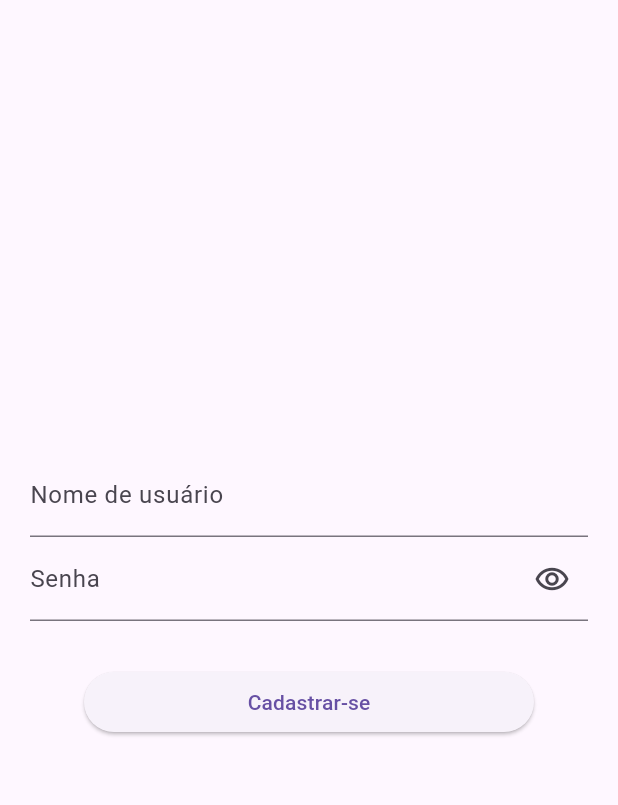
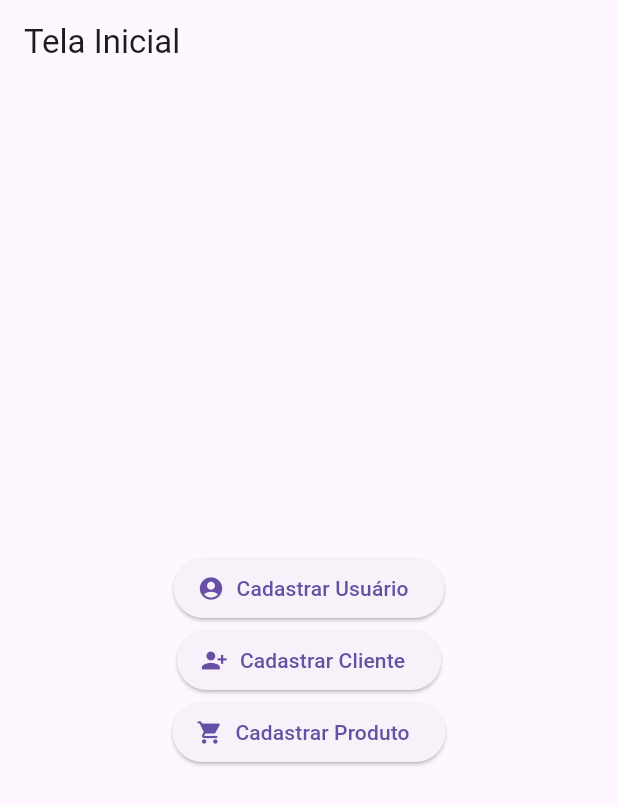
Before and after one commit to eduardo-evaristo/forcadevenda, a Flutter app: the screen it shows after launch, on a phone screen of 412 x 824 dp. Shown: the top 805 px of the screen. Run offline on Flutter 3.47's test engine with Material 3 defaults, Android fonts, the phone set to English and light mode, and no system bars.

Commit message:
refactor: change app layout

```diff
--- a/lib/main.dart
+++ b/lib/main.dart
@@ -1,4 +1,8 @@
 import 'package:flutter/material.dart';
+import 'package:projeto/cadastroClienteListScreen.dart';
+import 'package:projeto/cadastroClienteScreen.dart';
+import 'package:projeto/cadastroProdutoScreen.dart';
+import 'package:projeto/cadastroUsuarioListScreen.dart';
 import 'package:projeto/cadastroUsuarioScreen.dart';
 
 void main() {
@@ -10,6 +14,48 @@ class MainApp extends StatelessWidget {
 
   @override
   Widget build(BuildContext context) {
-    return const MaterialApp(home: Cadastrousuarioscreen());
+    return MaterialApp(
+      title: 'Cadastro App',
+      initialRoute: '/',
+      routes: {
+        '/': (context) => const HomeScreen(),
+        '/usuarios': (context) => const CadastroUsuarioListScreen(),
+        '/clientes': (context) => const CadastroClienteListScreen(),
+        '/produtos': (context) => const CadastroProdutoScreen(),
+      },
+    );
   }
 }
+
+class HomeScreen extends StatelessWidget {
+  const HomeScreen({super.key});
+
+  @override
+  Widget build(BuildContext context) {
+    return Scaffold(
+      appBar: AppBar(title: const Text('Tela Inicial')),
+      body: Center(
+        child: Column(
+          mainAxisAlignment: MainAxisAlignment.center,
+          children: [
+            ElevatedButton.icon(
+              onPressed: () => Navigator.pushNamed(context, '/usuarios'),
+              icon: const Icon(Icons.account_circle),
+              label: const Text('Cadastrar Usuário'),
+            ),
+            ElevatedButton.icon(
+              onPressed: () => Navigator.pushNamed(context, '/clientes'),
+              icon: const Icon(Icons.person_add_alt_1),
+              label: const Text('Cadastrar Cliente'),
+            ),
+            ElevatedButton.icon(
+              onPressed: () => Navigator.pushNamed(context, '/produtos'),
+              icon: const Icon(Icons.shopping_cart_rounded),
+              label: const Text('Cadastrar Produto'),
+            ),
+          ],
+        ),
+      ),
+    );
+  }
+}
```
